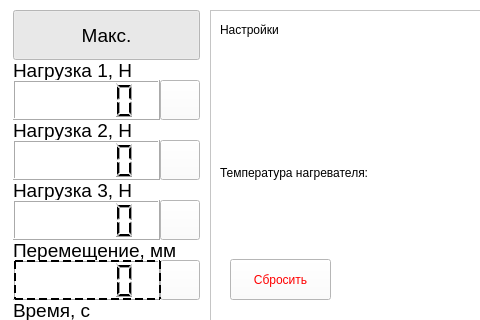
Qt form interface/mainwindow.ui (acup1/duct-interface) before a commit; both pictures show x 0 to 480 and y 0 to 320 of the 1024 by 600 pixel window.
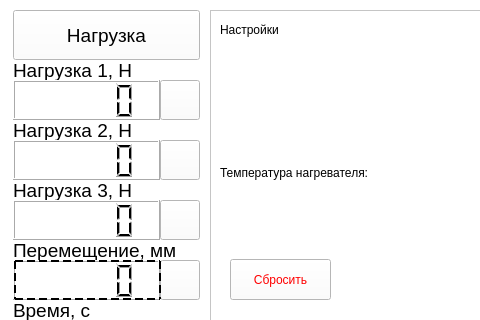
The same form after that commit. Custom widgets are drawn as their Qt base class.

```diff
--- a/interface/mainwindow.ui
+++ b/interface/mainwindow.ui
@@ -206,13 +206,13 @@
           </font>
          </property>
          <property name="text">
-          <string>Макс.</string>
+          <string>Нагрузка</string>
          </property>
          <property name="checkable">
-          <bool>true</bool>
+          <bool>false</bool>
          </property>
          <property name="checked">
-          <bool>true</bool>
+          <bool>false</bool>
          </property>
         </widget>
        </item>
```
Left out of the diff: 68 changed lines with no effect on the pictures.
